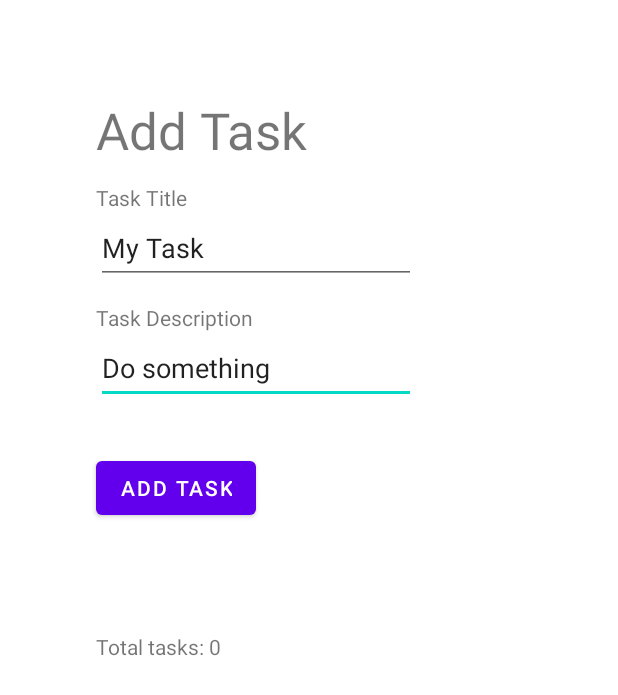
After one commit to matthew-c-austin/taskmaster, an Android app: the layout activity_add_task.xml on its own in the app's theme, with its tools: preview values and no code run, on a phone screen of 412 x 824 dp. The commit adds this screen. Shown: the top 695 px of the screen. Run offline under Robolectric (Android 15) with nearby library versions, the phone set to English and light mode, and no system bars.

Commit message:
Create AddTaskActivity

```diff
--- a/app/src/main/AndroidManifest.xml
+++ b/app/src/main/AndroidManifest.xml
@@ -12,6 +12,9 @@
         android:theme="@style/Theme.TaskMaster"
         tools:targetApi="31">
         <activity
+            android:name=".AddTaskActivity"
+            android:exported="false" />
+        <activity
             android:name=".MainActivity"
             android:exported="true">
             <intent-filter>
--- /dev/null
+++ b/app/src/main/java/com/mca/taskmaster/activities/AddTaskActivity.java
@@ -0,0 +1,16 @@
+package com.mca.taskmaster.activities;
+
+import androidx.appcompat.app.AppCompatActivity;
+
+import android.os.Bundle;
+
+import com.mca.taskmaster.R;
+
+public class AddTaskActivity extends AppCompatActivity {
+
+    @Override
+    protected void onCreate(Bundle savedInstanceState) {
+        super.onCreate(savedInstanceState);
+        setContentView(R.layout.activity_add_task);
+    }
+}
--- /dev/null
+++ b/app/src/main/res/layout/activity_add_task.xml
@@ -0,0 +1,90 @@
+<?xml version="1.0" encoding="utf-8"?>
+<androidx.constraintlayout.widget.ConstraintLayout xmlns:android="http://schemas.android.com/apk/res/android"
+    xmlns:app="http://schemas.android.com/apk/res-auto"
+    xmlns:tools="http://schemas.android.com/tools"
+    android:id="@+id/ad"
+    android:layout_width="match_parent"
+    android:layout_height="match_parent"
+    tools:context=".activities.AddTaskActivity">
+
+    <EditText
+        android:id="@+id/task_description_input"
+        android:layout_width="wrap_content"
+        android:layout_height="wrap_content"
+        android:layout_marginTop="32dp"
+        android:autofillHints=""
+        android:ems="10"
+        android:inputType="textPersonName"
+        android:minHeight="48dp"
+        android:text="@string/do_something"
+        app:layout_constraintStart_toStartOf="@+id/add_task_title"
+        app:layout_constraintTop_toBottomOf="@+id/my_task_input" />
+
+    <TextView
+        android:id="@+id/task_description_title"
+        android:layout_width="wrap_content"
+        android:layout_height="wrap_content"
+        android:text="@string/task_description"
+        app:layout_constraintBottom_toTopOf="@+id/task_description_input"
+        app:layout_constraintStart_toStartOf="@+id/task_description_input" />
+
+    <TextView
+        android:id="@+id/add_task_title"
+        android:layout_width="wrap_content"
+        android:layout_height="wrap_content"
+        android:layout_marginStart="64dp"
+        android:layout_marginTop="64dp"
+        android:text="@string/add_task"
+        android:textSize="34sp"
+        app:layout_constraintStart_toStartOf="parent"
+        app:layout_constraintTop_toTopOf="parent" />
+
+    <Button
+        android:id="@+id/add_task_button"
+        android:layout_width="wrap_content"
+        android:layout_height="wrap_content"
+        android:layout_marginTop="32dp"
+        android:text="@string/add_task"
+        app:layout_constraintStart_toStartOf="@+id/task_description_input"
+        app:layout_constraintTop_toBottomOf="@+id/task_description_input" />
+
+    <EditText
+        android:id="@+id/my_task_input"
+        android:layout_width="wrap_content"
+        android:layout_height="wrap_content"
+        android:layout_marginTop="32dp"
+        android:autofillHints=""
+        android:ems="10"
+        android:inputType="textPersonName"
+        android:minHeight="48dp"
+        android:text="@string/my_task"
+        app:layout_constraintStart_toStartOf="@+id/add_task_title"
+        app:layout_constraintTop_toBottomOf="@+id/add_task_title"
+        tools:ignore="LabelFor" />
+
+    <TextView
+        android:id="@+id/task_title"
+        android:layout_width="wrap_content"
+        android:layout_height="wrap_content"
+        android:text="@string/task_title"
+        app:layout_constraintBottom_toTopOf="@+id/my_task_input"
+        app:layout_constraintStart_toStartOf="@+id/my_task_input" />
+
+    <TextView
+        android:id="@+id/submitted_text_view"
+        android:layout_width="wrap_content"
+        android:layout_height="wrap_content"
+        android:layout_marginTop="8dp"
+        app:layout_constraintEnd_toEndOf="@+id/add_task_button"
+        app:layout_constraintStart_toStartOf="@+id/add_task_button"
+        app:layout_constraintTop_toBottomOf="@+id/add_task_button" />
+
+    <TextView
+        android:id="@+id/total_tasks_text_view"
+        android:layout_width="wrap_content"
+        android:layout_height="wrap_content"
+        android:layout_marginTop="64dp"
+        android:text="@string/total_tasks_0"
+        app:layout_constraintStart_toStartOf="@+id/add_task_button"
+        app:layout_constraintTop_toTopOf="@+id/submitted_text_view" />
+</androidx.constraintlayout.widget.ConstraintLayout>
--- a/app/src/main/res/layout/activity_main.xml
+++ b/app/src/main/res/layout/activity_main.xml
@@ -8,7 +8,7 @@
     tools:context=".MainActivity">
 
     <Button
-        android:id="@+id/all_tasks_button"
+        android:id="@+id/all_tasks_activity_button"
         android:layout_width="wrap_content"
         android:layout_height="wrap_content"
         android:layout_marginTop="32dp"
@@ -38,7 +38,7 @@
         app:srcCompat="@android:mipmap/sym_def_app_icon" />
 
     <Button
-        android:id="@+id/add_task_button"
+        android:id="@+id/add_task_activity_button"
         android:layout_width="wrap_content"
         android:layout_height="wrap_content"
         android:layout_marginTop="32dp"
--- a/app/src/main/res/values/strings.xml
+++ b/app/src/main/res/values/strings.xml
@@ -4,4 +4,9 @@
     <string name="my_tasks_image">my tasks image</string>
     <string name="add_task">Add Task</string>
     <string name="all_tasks">All Tasks</string>
+    <string name="do_something">Do something</string>
+    <string name="task_description">Task Description</string>
+    <string name="my_task">My Task</string>
+    <string name="total_tasks_0">Total tasks: 0</string>
+    <string name="task_title">Task Title</string>
 </resources>
```
